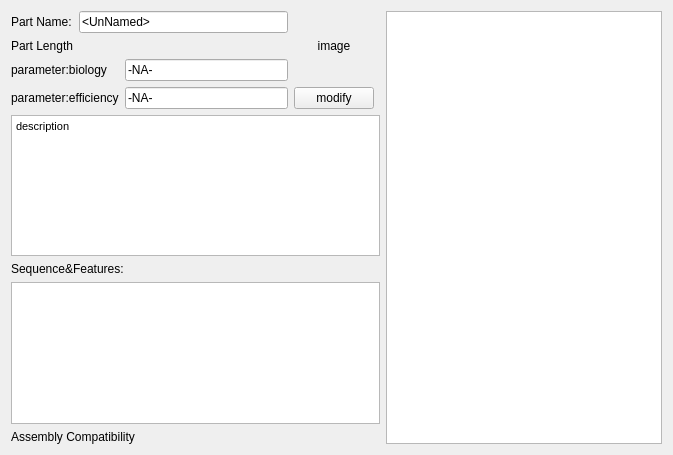
Qt form src/designer/views/partview/PartView.ui (igemsoftware/USTC-Software_2011) before a commit.
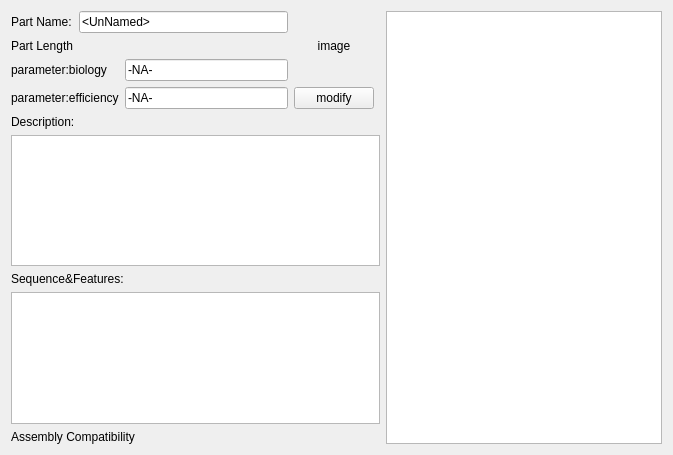
The same form after that commit.

The edit to the form file:
```diff
--- a/src/designer/views/partview/PartView.ui
+++ b/src/designer/views/partview/PartView.ui
@@ -74,7 +74,7 @@
      </item>
     </layout>
    </item>
-   <item row="0" column="3" rowspan="4">
+   <item row="0" column="3" rowspan="5">
     <widget class="QListView" name="listView">
      <property name="enabled">
       <bool>true</bool>
@@ -84,18 +84,18 @@
      </property>
     </widget>
    </item>
-   <item row="2" column="0" colspan="3">
+   <item row="3" column="0" colspan="3">
     <widget class="QTextEdit" name="textEdit">
      <property name="html">
       <string>&lt;!DOCTYPE HTML PUBLIC &quot;-//W3C//DTD HTML 4.0//EN&quot; &quot;http://www.w3.org/TR/REC-html40/strict.dtd&quot;&gt;
 &lt;html&gt;&lt;head&gt;&lt;meta name=&quot;qrichtext&quot; content=&quot;1&quot; /&gt;&lt;style type=&quot;text/css&quot;&gt;
 p, li { white-space: pre-wrap; }
 &lt;/style&gt;&lt;/head&gt;&lt;body style=&quot; font-family:'MS Shell Dlg 2'; font-size:8.25pt; font-weight:400; font-style:normal;&quot;&gt;
-&lt;p style=&quot; margin-top:0px; margin-bottom:0px; margin-left:0px; margin-right:0px; -qt-block-indent:0; text-indent:0px;&quot;&gt;&lt;span style=&quot; font-size:8pt;&quot;&gt;description&lt;/span&gt;&lt;/p&gt;&lt;/body&gt;&lt;/html&gt;</string>
+&lt;p style=&quot;-qt-paragraph-type:empty; margin-top:0px; margin-bottom:0px; margin-left:0px; margin-right:0px; -qt-block-indent:0; text-indent:0px; font-size:8pt;&quot;&gt;&lt;/p&gt;&lt;/body&gt;&lt;/html&gt;</string>
      </property>
     </widget>
    </item>
-   <item row="3" column="0" colspan="3">
+   <item row="4" column="0" colspan="3">
     <layout class="QGridLayout" name="gridLayout_4">
      <item row="0" column="0">
       <widget class="QLabel" name="label_3">
@@ -146,6 +146,13 @@
      </property>
     </widget>
    </item>
+   <item row="2" column="0">
+    <widget class="QLabel" name="label_6">
+     <property name="text">
+      <string>Description:</string>
+     </property>
+    </widget>
+   </item>
   </layout>
  </widget>
  <resources/>
```
